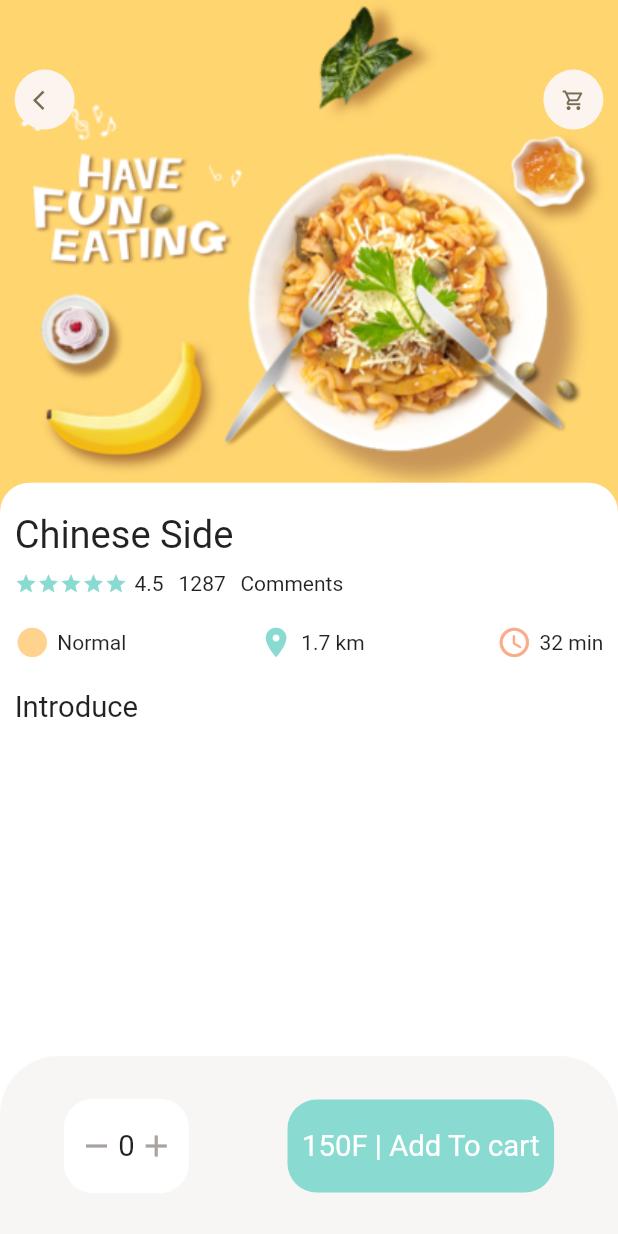
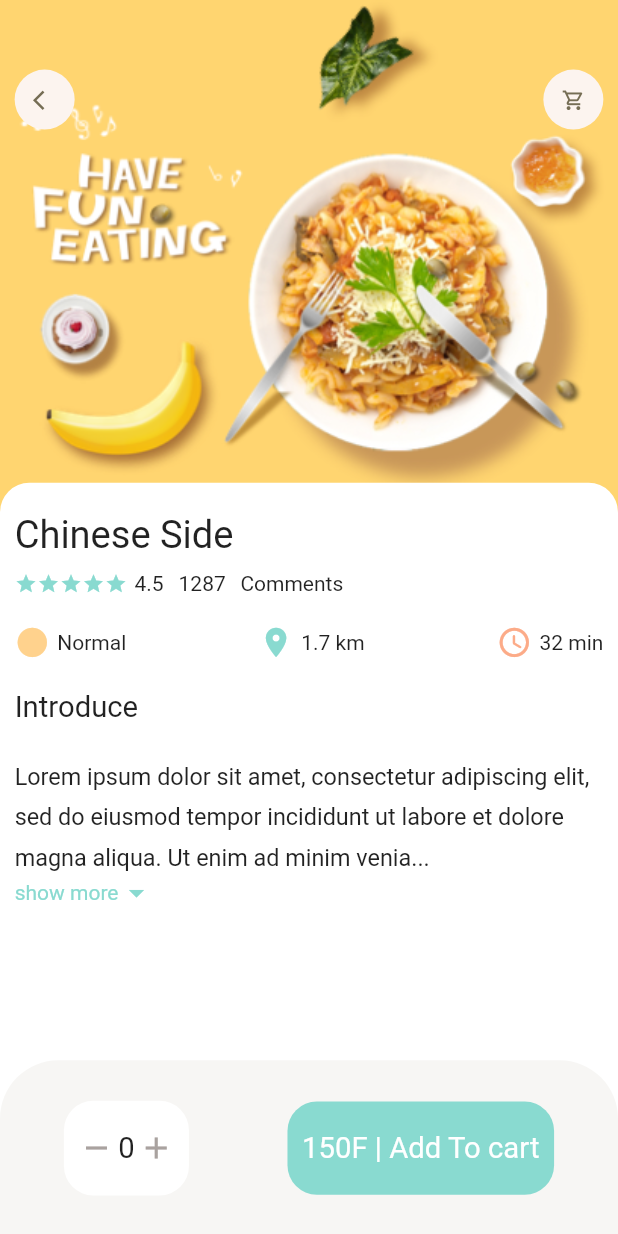
Before and after one commit to kiboMarcel/food_delivery, a Flutter app: the screen it shows after launch, on a phone screen of 412 x 824 dp. Run offline on Flutter 3.47's test engine with Material 2 defaults, Android fonts, the phone set to English and light mode, and no system bars; our stand-ins replace dots_indicator, get; Roboto replaces fonts that are missing (Poppin).

Commit message:
popular_food 2

```diff
--- a/lib/presentations/pages/food/popular_food_detail.dart
+++ b/lib/presentations/pages/food/popular_food_detail.dart
@@ -5,6 +5,7 @@ import '../../../utils/colors.dart';
 import '../../widgets/app_column_widget.dart';
 import '../../widgets/app_icon_widget.dart';
 import '../../widgets/big_text.dart';
+import '../../widgets/expendable_text_widget.dart';
 import '../../widgets/icon_and_text_widget.dart';
 
 class PopularFoodDetail extends StatelessWidget {
@@ -16,6 +17,7 @@ class PopularFoodDetail extends StatelessWidget {
       backgroundColor: Colors.white,
       body: Stack(
         children: [
+          //Background Image
           Positioned(
             left: 0,
             right: 0,
@@ -29,6 +31,7 @@ class PopularFoodDetail extends StatelessWidget {
               )),
             ),
           ),
+          //Icon widget
           Positioned(
             top: Dimensions.height45,
             left: Dimensions.widtht20,
@@ -45,6 +48,7 @@ class PopularFoodDetail extends StatelessWidget {
               ],
             ),
           ),
+          //Introduction of Food
           Positioned(
             left: 0,
             right: 0,
@@ -69,7 +73,18 @@ class PopularFoodDetail extends StatelessWidget {
                   SizedBox(
                     height: Dimensions.height20,
                   ),
-                  BigText(text: "Introduce")
+                  BigText(text: "Introduce"),
+                  //Expendable widget
+                  SizedBox(
+                    height: Dimensions.height20,
+                  ),
+                  Expanded(
+                    child: SingleChildScrollView(
+                      child: ExpendableTextWidget(
+                          text:
+                              'Lorem ipsum dolor sit amet, consectetur adipiscing elit, sed do eiusmod tempor incididunt ut labore et dolore magna aliqua. Ut enim ad minim veniam, quis nostrud exercitation ullamco laboris nisi ut aliquip ex ea commodo consequat. Duis aute irure dolor in reprehenderit in voluptate velit esse cillum dolore eu fugiat nulla pariatur. Excepteur sint occaecat cupidatat non proident, sunt in culpa qui officia deserunt mollit anim id est laborum .'),
+                    ),
+                  ),
                 ],
               ),
             ),
@@ -77,7 +92,7 @@ class PopularFoodDetail extends StatelessWidget {
         ],
       ),
       bottomNavigationBar: Container(
-        height: 120,
+        height: Dimensions.bottomHeighBar,
         padding: EdgeInsets.only(
             top: Dimensions.height30,
             bottom: Dimensions.height30,
--- /dev/null
+++ b/lib/presentations/widgets/expendable_text_widget.dart
@@ -0,0 +1,65 @@
+import 'package:flutter/material.dart';
+
+import '../../utils/colors.dart';
+import '../../utils/dimensions.dart';
+
+class ExpendableTextWidget extends StatefulWidget {
+  final String text;
+  ExpendableTextWidget({Key? key, required this.text}) : super(key: key);
+
+  @override
+  State<ExpendableTextWidget> createState() => _ExpendableTextWidget();
+}
+
+class _ExpendableTextWidget extends State<ExpendableTextWidget> {
+  late String firstHalf;
+  late String secondHalf;
+
+  bool hiddenText = true;
+  double textHeight = Dimensions.screenHeight / 5.63;
+
+  @override
+  void initState() {
+    if (widget.text.length > textHeight) {
+      firstHalf = widget.text.substring(0, textHeight.toInt());
+      secondHalf =
+          widget.text.substring(textHeight.toInt() + 1, widget.text.length);
+    } else {
+      firstHalf = widget.text;
+      secondHalf = "";
+    }
+    super.initState();
+  }
+
+  @override
+  Widget build(BuildContext context) {
+    return Container(
+        child: secondHalf.isEmpty
+            ? Text(
+                firstHalf,
+                style: TextStyle(fontSize: Dimensions.font16, height: 1.7),
+              )
+            : Column(children: [
+                Text(
+                  hiddenText ? ("$firstHalf...") : (firstHalf + secondHalf),
+                  style: TextStyle(fontSize: Dimensions.font16, height: 1.7),
+                ),
+                InkWell(
+                  onTap: () {
+                    setState(() {
+                      hiddenText = !hiddenText;
+                    });
+                  },
+                  child: Row(children: [
+                    Text('show more',
+                        style: TextStyle(color: AppColors.mainColor)),
+                    Icon(
+                        hiddenText
+                            ? Icons.arrow_drop_down
+                            : Icons.arrow_drop_up,
+                        color: AppColors.mainColor),
+                  ]),
+                )
+              ]));
+  }
+}
--- a/lib/utils/dimensions.dart
+++ b/lib/utils/dimensions.dart
@@ -22,6 +22,7 @@ class Dimensions {
   static double widtht30 = screenWidth / 28.13;
 
   //font Size
+  static double font16 = screenHeight / 52.75;
   static double font20 = screenHeight / 42.2;
   static double font26 = screenHeight / 32.46;
 
@@ -40,4 +41,7 @@ class Dimensions {
 
   //Popular Food
   static double popularFoodImgSize = screenHeight / 2.41;
+
+  //Bottom height
+  static double bottomHeighBar = screenHeight / 7.03;
 }
```
